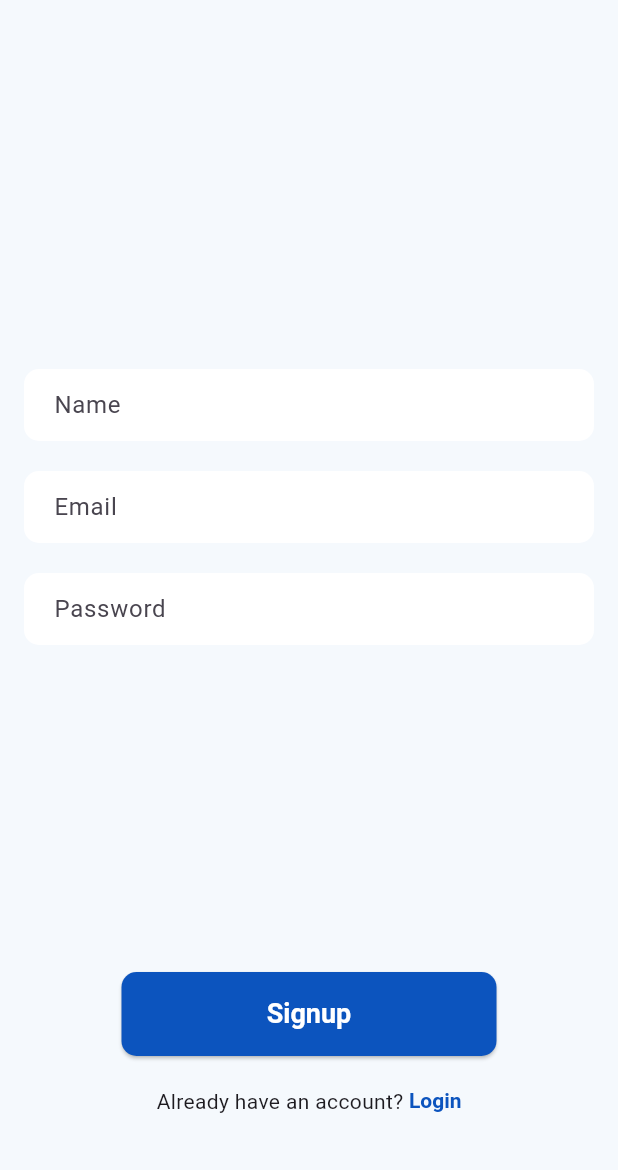
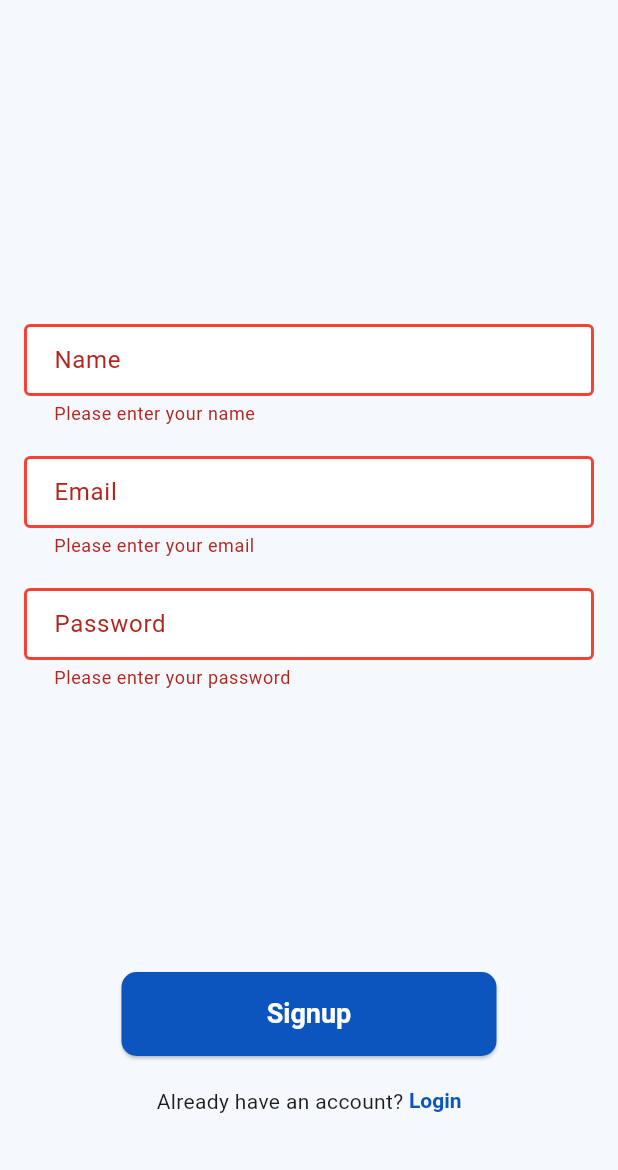
Before and after one commit to zyllus17/comment_app, a Flutter app: the SignupScreen screen opened by its route, after a tap on "Signup", on a phone screen of 412 x 824 dp, the part 66-1236 px from its top. Run offline on Flutter 3.47's test engine with Material 3 defaults, Android fonts, the phone set to English and light mode, and no system bars; our stand-ins replace firebase_auth, firebase_core; accounts and stored records are empty; network calls fail.

```diff
--- a/lib/page/signup/signup.ui.dart
+++ b/lib/page/signup/signup.ui.dart
@@ -5,11 +5,18 @@ import 'package:comment_app/services/auth.service.dart';
 import 'package:flutter/material.dart';
 import 'package:provider/provider.dart';
 
-class SignupScreen extends StatelessWidget {
+class SignupScreen extends StatefulWidget {
+  const SignupScreen({super.key});
+
+  @override
+  State<SignupScreen> createState() => _SignupScreenState();
+}
+
+class _SignupScreenState extends State<SignupScreen> {
   final TextEditingController _nameController = TextEditingController();
   final TextEditingController _emailController = TextEditingController();
   final TextEditingController _passwordController = TextEditingController();
-  SignupScreen({super.key});
+  final _formKey = GlobalKey<FormState>();
 
   @override
   Widget build(BuildContext context) {
@@ -30,6 +37,7 @@ class SignupScreen extends StatelessWidget {
       body: Padding(
         padding: const EdgeInsets.all(16.0),
         child: Form(
+          key: _formKey,
           child: Column(
             crossAxisAlignment: CrossAxisAlignment.center,
             mainAxisAlignment: MainAxisAlignment.center,
@@ -46,6 +54,12 @@ class SignupScreen extends StatelessWidget {
                   border: OutlineInputBorder(
                     borderRadius: BorderRadius.circular(10.0),
                     borderSide: BorderSide.none,
+                  ),
+                  errorBorder: const OutlineInputBorder(
+                    borderSide: BorderSide(color: Colors.red, width: 2.0),
+                  ),
+                  focusedErrorBorder: const OutlineInputBorder(
+                    borderSide: BorderSide(color: Colors.red, width: 2.0),
                   ),
                 ),
                 validator: (value) {
@@ -67,6 +81,12 @@ class SignupScreen extends StatelessWidget {
                   border: OutlineInputBorder(
                     borderRadius: BorderRadius.circular(10.0),
                     borderSide: BorderSide.none,
+                  ),
+                  errorBorder: const OutlineInputBorder(
+                    borderSide: BorderSide(color: Colors.red, width: 2.0),
+                  ),
+                  focusedErrorBorder: const OutlineInputBorder(
+                    borderSide: BorderSide(color: Colors.red, width: 2.0),
                   ),
                 ),
                 validator: (value) {
@@ -93,13 +113,19 @@ class SignupScreen extends StatelessWidget {
                     borderRadius: BorderRadius.circular(10.0),
                     borderSide: BorderSide.none,
                   ),
+                  errorBorder: const OutlineInputBorder(
+                    borderSide: BorderSide(color: Colors.red, width: 2.0),
+                  ),
+                  focusedErrorBorder: const OutlineInputBorder(
+                    borderSide: BorderSide(color: Colors.red, width: 2.0),
+                  ),
                 ),
                 validator: (value) {
                   if (value == null || value.isEmpty) {
                     return 'Please enter your password';
                   }
-                  if (value.length < 6) {
-                    return 'Password should be at least 6 characters';
+                  if (value.length < 8) {
+                    return 'Password should be at least 8 characters';
                   }
                   return null;
                 },
@@ -109,7 +135,7 @@ class SignupScreen extends StatelessWidget {
                 width: 250,
                 child: ElevatedButton(
                   onPressed: () async {
-                    if (Form.of(context)!.validate()) {
+                    if (_formKey.currentState!.validate()) {
                       final String name = _nameController.text.trim();
                       final String email = _emailController.text.trim();
                       final String password = _passwordController.text.trim();
@@ -119,13 +145,14 @@ class SignupScreen extends StatelessWidget {
                             .signUp(email, password);
                         Navigator.pushReplacement(
                           context,
-                          MaterialPageRoute(builder: (context) => HomeScreen()),
+                          MaterialPageRoute(
+                              builder: (context) => const HomeScreen()),
                         );
                       } catch (e) {
                         // Print error to debug console
-                        print('Signup error: $e');
+                        debugPrint('Signup error: $e');
                         ScaffoldMessenger.of(context).showSnackBar(
-                          SnackBar(content: Text('Failed to sign up')),
+                          const SnackBar(content: Text('Failed to sign up')),
                         );
                       }
                     }
@@ -182,6 +209,7 @@ class SignupScreen extends StatelessWidget {
   }
 
   bool _isValidEmail(String email) {
+    // Regular expression for a basic email validation
     final RegExp emailRegex = RegExp(r'^[\w-\.]+@([\w-]+\.)+[\w-]{2,4}$');
     return emailRegex.hasMatch(email);
   }
```
